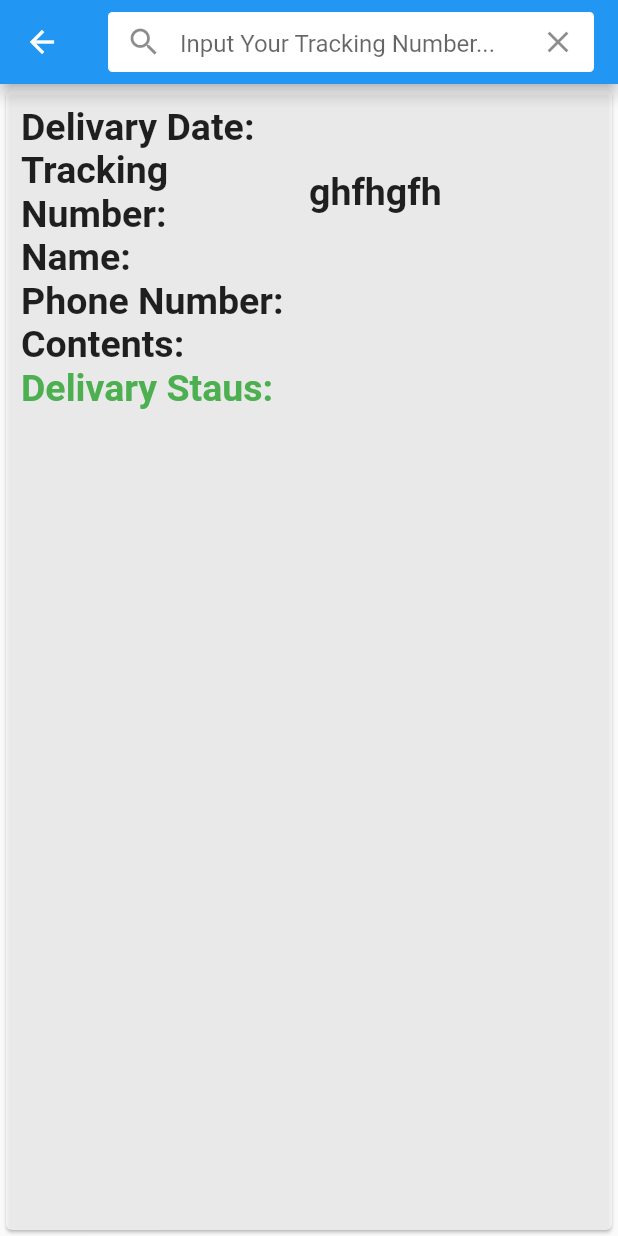
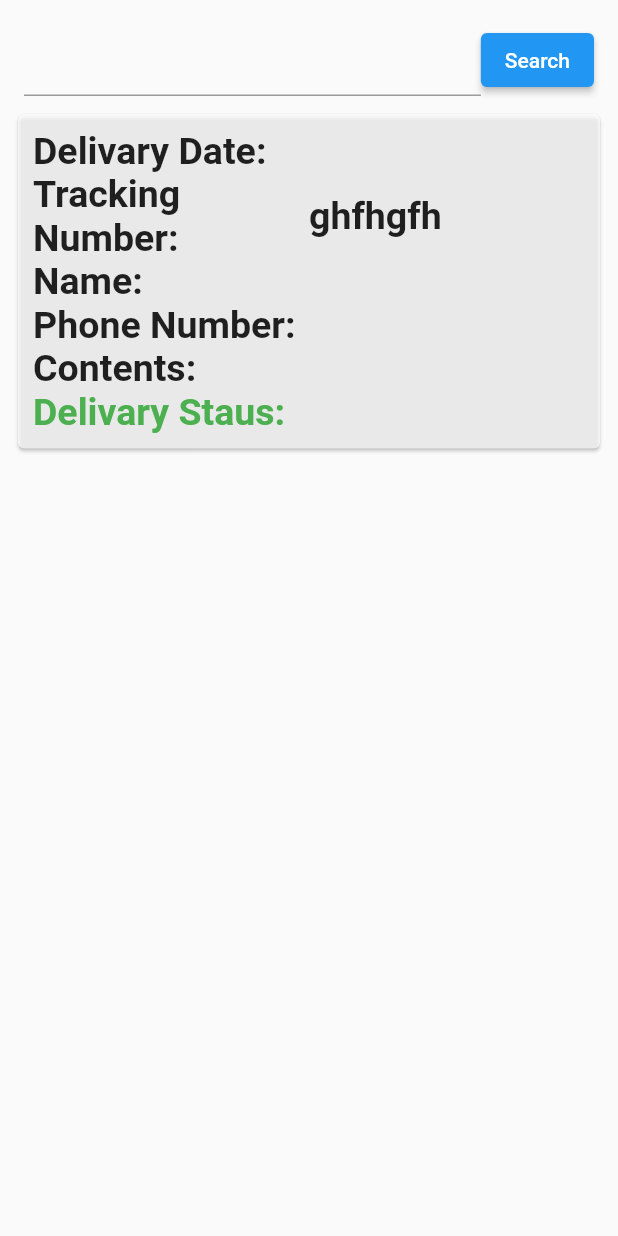
Before and after one commit to Khalilullahj2ee/courier_mobile, a Flutter app: the SearchPage widget shown alone on an empty page, opened directly, on a phone screen of 412 x 824 dp. Run offline on Flutter 3.47's test engine with Material 2 defaults, Android fonts, the phone set to English and light mode, and no system bars; our stand-ins replace fluttertoast; network calls fail.

Commit message:
tracking

```diff
--- a/lib/helper/http_helper.dart
+++ b/lib/helper/http_helper.dart
@@ -6,8 +6,9 @@ import 'package:http/http.dart';
 import 'http_exception.dart';
 
 class HttpHelper {
-  Future<dynamic> getData(url) async {
+  Future<dynamic> getData(_url) async {
     var responseJson;
+    Uri url = Uri.parse(_url);
     try {
       //ToDo: add token
       var headers = {
--- a/lib/view/admin_panel.dart
+++ b/lib/view/admin_panel.dart
@@ -1,5 +1,7 @@
+import 'package:courier_mobile/helper/http_helper.dart';
 import 'package:flutter/cupertino.dart';
 import 'package:flutter/material.dart';
+import 'package:http/http.dart';
 
 import 'body.dart';
 
@@ -38,47 +40,57 @@ class _DashboardState extends State<Dashboard> {
     title: Text('Order Tracking'),
     actions: [
     // Navigate to the Search Screen
-    IconButton(
-    onPressed: () => Navigator.of(context)
-        .push(MaterialPageRoute(builder: (_) => SearchPage())),
-    icon: Icon(Icons.search))
+    // IconButton(
+    // onPressed: () => Navigator.of(context)
+    //     .push(MaterialPageRoute(builder: (_) => SearchPage())),
+    // icon: Icon(Icons.search))
     ],
     ),
+      body: const SearchPage(),
     );
   }
 }
 
 // Search Page
 class SearchPage extends StatelessWidget {
+
+
   const SearchPage({Key? key}) : super(key: key);
 
   @override
   Widget build(BuildContext context) {
-    return Scaffold(
-      appBar: AppBar(
-        // The search area here
-          title: Container(
-            width: double.infinity,
-            height: 40,
-            decoration: BoxDecoration(
-                color: Colors.white, borderRadius: BorderRadius.circular(3)),
-            child: Center(
-              child: TextField(
-                decoration: InputDecoration(
-                    prefixIcon: Icon(Icons.search),
-                    suffixIcon: IconButton(
-                      icon: Icon(Icons.clear),
-                      onPressed: () {
-                        /* Clear the search field */
-                      },
-                    ),
-                    hintText: 'Input Your Tracking Number...',
-                    border: InputBorder.none),
-              ),
+    var _trackingNumController = TextEditingController();
+    return Padding(
+      padding: const EdgeInsets.all(8.0),
+      child: Column(
+        children: [
+          Padding(
+            padding: const EdgeInsets.all(8.0),
+            child: Row(
+              children: [
+                Expanded(
+                  child: TextFormField(
+                    controller: _trackingNumController,
+                  ),
+                ),
+
+                ElevatedButton(onPressed: (){
+                  HttpHelper httphelper = new HttpHelper();
+
+                  String trackingNum = _trackingNumController.text;
+                  httphelper.getData("http://localhost:9091/search/"+trackingNum).then((res) {
+                    print(res.body);
+                  });
+                }, child: Text("Search")),
+              ],
             ),
-          )),
-      body: const TrackingView(),
+          ),
+
+          TrackingView(),
+        ],
+      ),
     );
+
   }
 
 
```
